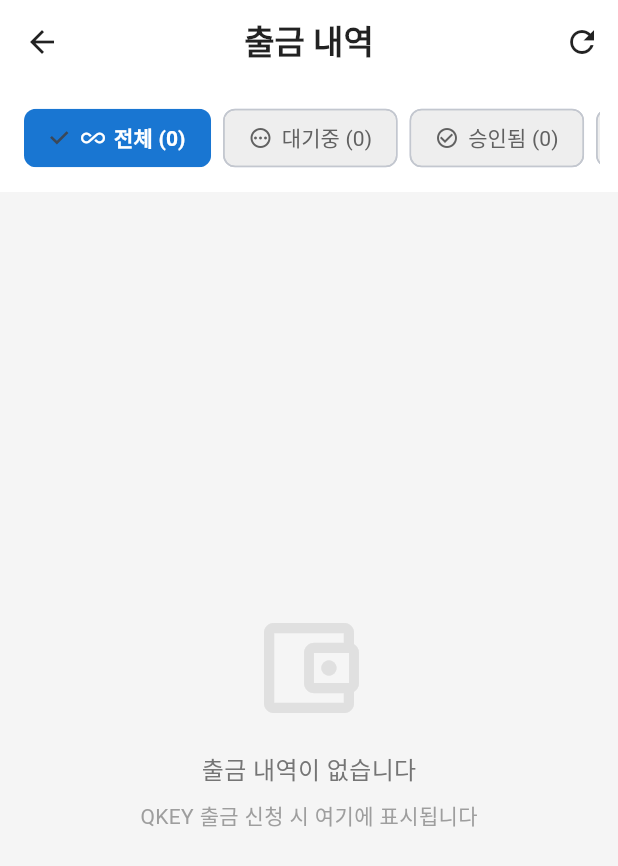
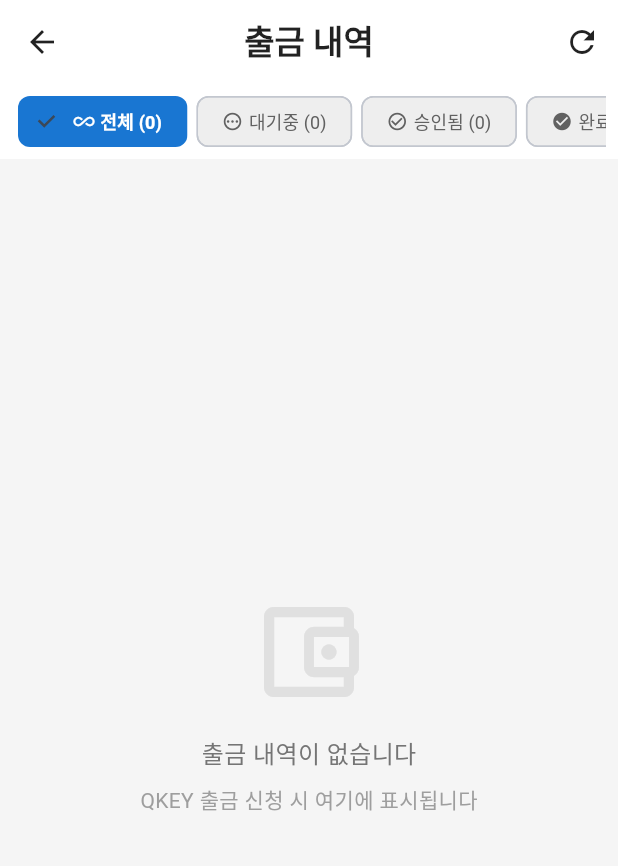
Before and after one commit to Stevewon/qrchat, a Flutter app: the WithdrawalHistoryScreen screen opened directly, on a phone screen of 412 x 824 dp. Shown: the top 866 px of the screen. Run offline on Flutter 3.47's test engine with Material 3 defaults, Android fonts, the phone set to English and light mode, and no system bars; our stand-ins replace audioplayers, cloud_firestore, file_picker, firebase_auth, firebase_core, firebase_messaging and 9 more; missing offline and left inert: app_badge_plus, dart:html, gal, mobile_scanner, video_thumbnail; accounts and stored records are empty.

Commit message:
fix: 지갑 주소 입력 화면 수정 및 필터 칩 최적화 v1.0.43
핵심 수정사항:
- 지갑 주소가 없거나 잘못된 형식일 때 입력 화면 표시
- 유효하지 않은 주소는 null로 처리하여 입력 화면 유도
- 출금 내역 필터 칩 크기 축소 (모바일 최적화)
- 아이콘 14px, 폰트 12px, 패딩 축소로 화면에 모두 표시

```diff
--- a/lib/screens/wallet_settings_screen.dart
+++ b/lib/screens/wallet_settings_screen.dart
@@ -53,20 +53,24 @@ class _WalletSettingsScreenState extends State<WalletSettingsScreen> {
         final walletAddress = data?['walletAddress'] as String?;
 
         if (mounted) {
+          // 지갑 주소가 있고, 공백이 아니며, 이더리움 형식인지 확인
+          final ethereumRegex = RegExp(r'^0x[a-fA-F0-9]{40}$');
+          final hasValidWallet = walletAddress != null &&
+                       walletAddress.trim().isNotEmpty &&
+                       ethereumRegex.hasMatch(walletAddress.trim());
+
           setState(() {
             _currentUser = user;
-            _walletAddress = walletAddress;
-            // 지갑 주소가 있고, 공백이 아니며, 이더리움 형식인지 확인
-            final ethereumRegex = RegExp(r'^0x[a-fA-F0-9]{40}$');
-            _hasWallet = walletAddress != null &&
-                         walletAddress.trim().isNotEmpty &&
-                         ethereumRegex.hasMatch(walletAddress.trim());
+            _walletAddress = hasValidWallet ? walletAddress : null;
+            _hasWallet = hasValidWallet;
             _isLoading = false;
           });
         }
       } else {
         setState(() {
           _currentUser = user;
+          _walletAddress = null;
+          _hasWallet = false;
           _isLoading = false;
         });
       }
--- a/lib/screens/withdrawal_history_screen.dart
+++ b/lib/screens/withdrawal_history_screen.dart
@@ -445,11 +445,18 @@ class _WithdrawalHistoryScreenState extends State<WithdrawalHistoryScreen> {
         children: [
           Icon(
             icon,
-            size: 16,
+            size: 14,
             color: isSelected ? Colors.white : Colors.grey.shade700,
           ),
-          const SizedBox(width: 6),
-          Text('$label ($count)'),
+          const SizedBox(width: 4),
+          Text(
+            '$label ($count)',
+            style: TextStyle(
+              fontSize: 12,
+              color: isSelected ? Colors.white : Colors.grey.shade700,
+              fontWeight: isSelected ? FontWeight.bold : FontWeight.normal,
+            ),
+          ),
         ],
       ),
       onSelected: (selected) {
@@ -459,12 +466,8 @@ class _WithdrawalHistoryScreenState extends State<WithdrawalHistoryScreen> {
       },
       selectedColor: const Color(0xFF1976D2),
       backgroundColor: Colors.grey.shade200,
-      labelStyle: TextStyle(
-        color: isSelected ? Colors.white : Colors.grey.shade700,
-        fontWeight: isSelected ? FontWeight.bold : FontWeight.normal,
-      ),
-      padding: const EdgeInsets.symmetric(horizontal: 12, vertical: 8),
-      labelPadding: const EdgeInsets.symmetric(horizontal: 4),
+      padding: const EdgeInsets.symmetric(horizontal: 8, vertical: 6),
+      materialTapTargetSize: MaterialTapTargetSize.shrinkWrap,
     );
   }
 
@@ -508,20 +511,20 @@ class _WithdrawalHistoryScreenState extends State<WithdrawalHistoryScreen> {
           // 필터 칩 영역
           Container(
             color: Colors.white,
-            padding: const EdgeInsets.fromLTRB(12, 12, 12, 12),
+            padding: const EdgeInsets.symmetric(horizontal: 8, vertical: 8),
             child: SingleChildScrollView(
               scrollDirection: Axis.horizontal,
               child: Row(
                 children: [
                   const SizedBox(width: 4),
                   _buildFilterChip('all', '전체', Icons.all_inclusive),
-                  const SizedBox(width: 8),
+                  const SizedBox(width: 6),
                   _buildFilterChip('pending', '대기중', Icons.pending_outlined),
-                  const SizedBox(width: 8),
+                  const SizedBox(width: 6),
                   _buildFilterChip('approved', '승인됨', Icons.check_circle_outline),
-                  const SizedBox(width: 8),
+                  const SizedBox(width: 6),
                   _buildFilterChip('completed', '완료', Icons.check_circle),
-                  const SizedBox(width: 8),
+                  const SizedBox(width: 6),
                   _buildFilterChip('rejected', '거부됨', Icons.cancel_outlined),
                   const SizedBox(width: 4),
                 ],
--- a/pubspec.yaml
+++ b/pubspec.yaml
@@ -2,7 +2,7 @@ name: qrchat
 description: "QRChat - Add Message Delete Feature v1.0.23"
 publish_to: 'none'
 
-version: 1.0.42+142
+version: 1.0.43+143
 
 environment:
   sdk: ^3.9.2
```
Also changed, not shown: 1 other file.
